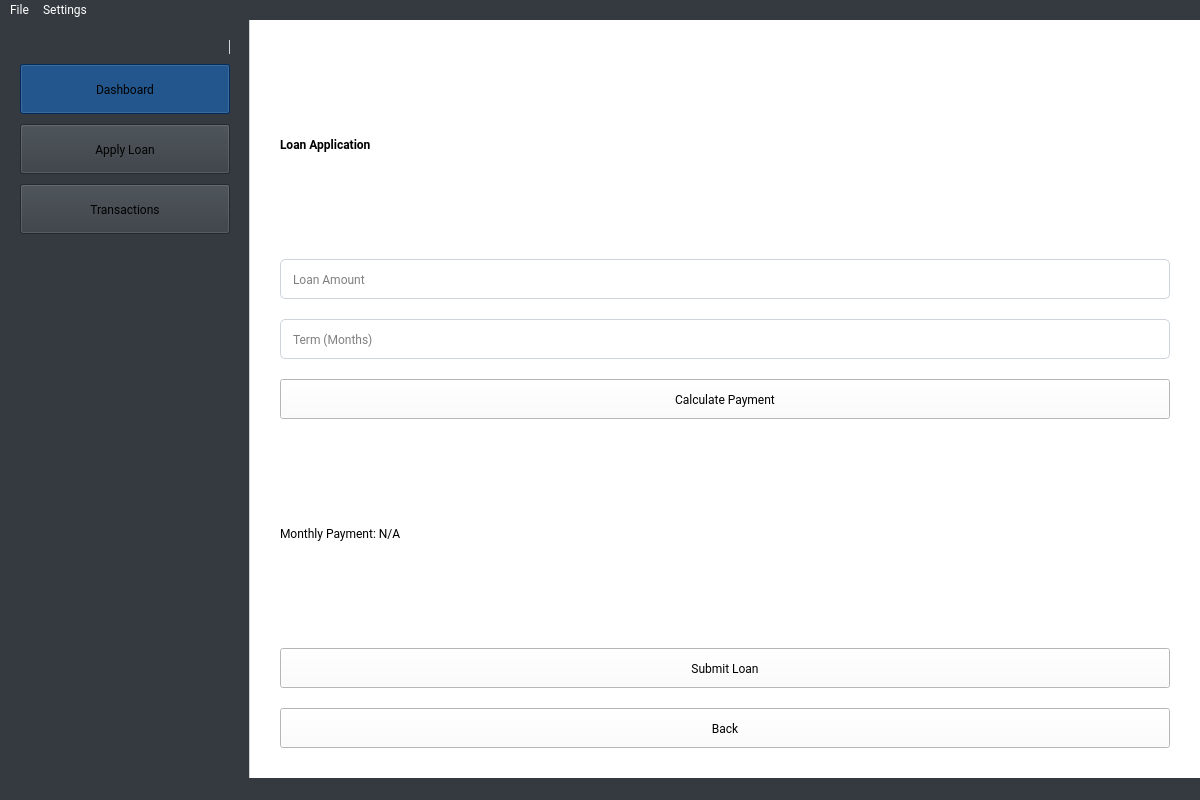
WabukoWabuko/microfinance_manager, file ui/main_window.ui: the form before one commit.
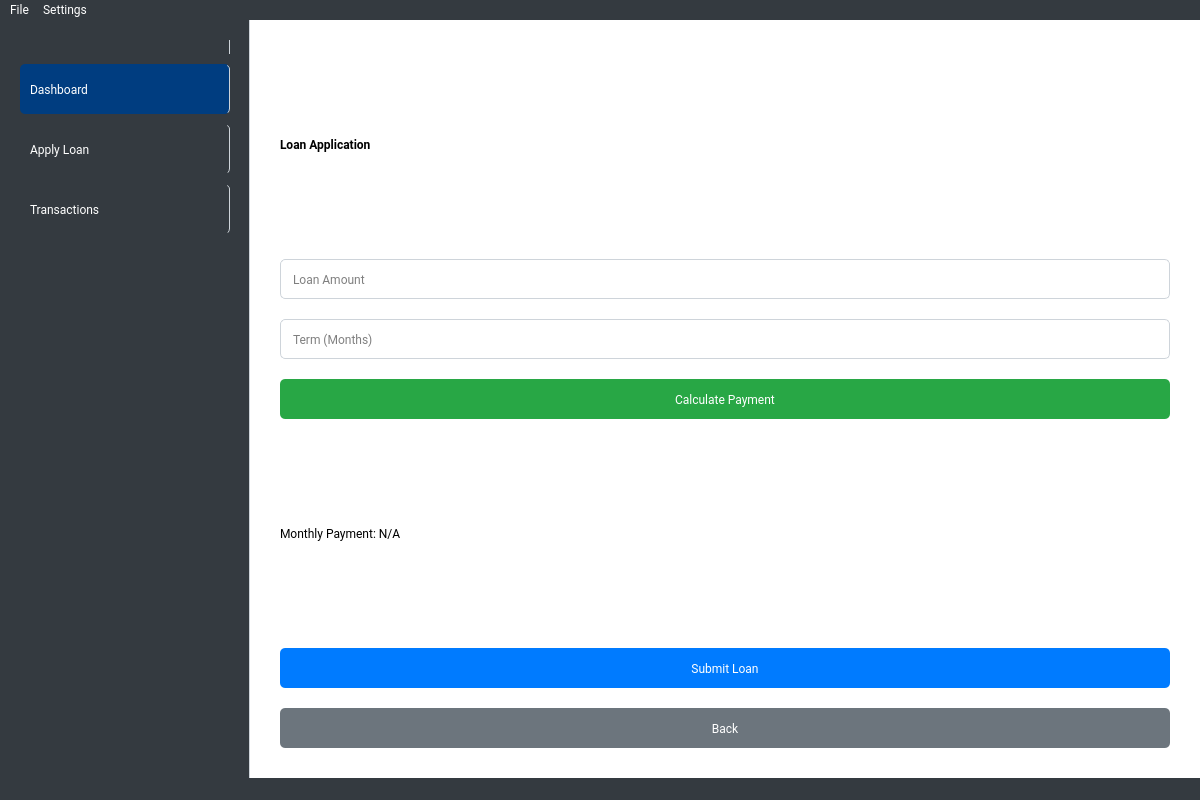
The form after the commit. The open tabs and pages were chosen to show the change.

```diff
--- a/ui/main_window.ui
+++ b/ui/main_window.ui
@@ -85,9 +85,7 @@
              <string>Dashboard</string>
             </property>
             <property name="styleSheet">
-             <string notr="true">background: #007BFF; color: #FFFFFF; border-radius: 5px; padding: 10px; text-align: left;
-QPushButton:hover { background: #0056B3; }
-QPushButton:checked { background: #003D80; }</string>
+             <string notr="true">QPushButton { background: #007BFF; color: #FFFFFF; border-radius: 5px; padding: 10px; text-align: left; } QPushButton:hover { background: #0056B3; } QPushButton:checked { background: #003D80; }</string>
             </property>
             <property name="checkable">
              <bool>true</bool>
@@ -115,9 +113,7 @@
              <string>Apply Loan</string>
             </property>
             <property name="styleSheet">
-             <string notr="true">background: #343A40; color: #FFFFFF; border-radius: 5px; padding: 10px; text-align: left;
-QPushButton:hover { background: #0056B3; }
-QPushButton:checked { background: #003D80; }</string>
+             <string notr="true">QPushButton { background: #343A40; color: #FFFFFF; border-radius: 5px; padding: 10px; text-align: left; } QPushButton:hover { background: #0056B3; } QPushButton:checked { background: #003D80; }</string>
             </property>
             <property name="checkable">
              <bool>true</bool>
@@ -142,9 +138,7 @@
              <string>Transactions</string>
             </property>
             <property name="styleSheet">
-             <string notr="true">background: #343A40; color: #FFFFFF; border-radius: 5px; padding: 10px; text-align: left;
-QPushButton:hover { background: #0056B3; }
-QPushButton:checked { background: #003D80; }</string>
+             <string notr="true">QPushButton { background: #343A40; color: #FFFFFF; border-radius: 5px; padding: 10px; text-align: left; } QPushButton:hover { background: #0056B3; } QPushButton:checked { background: #003D80; }</string>
             </property>
             <property name="checkable">
              <bool>true</bool>
@@ -348,9 +342,7 @@
               <string>Calculate Payment</string>
              </property>
              <property name="styleSheet">
-              <string notr="true">background: #28A745; color: #FFFFFF; border-radius: 5px; padding: 10px;
-QPushButton:hover { background: #218838; }
-QPushButton:pressed { background: #1E7E34; }</string>
+              <string notr="true">QPushButton { background: #28A745; color: #FFFFFF; border-radius: 5px; padding: 10px; } QPushButton:hover { background: #218838; } QPushButton:pressed { background: #1E7E34; }</string>
              </property>
             </widget>
            </item>
@@ -385,9 +377,7 @@
               <string>Submit Loan</string>
              </property>
              <property name="styleSheet">
-              <string notr="true">background: #007BFF; color: #FFFFFF; border-radius: 5px; padding: 10px;
-QPushButton:hover { background: #0056B3; }
-QPushButton:pressed { background: #003D80; }</string>
+              <string notr="true">QPushButton { background: #007BFF; color: #FFFFFF; border-radius: 5px; padding: 10px; } QPushButton:hover { background: #0056B3; } QPushButton:pressed { background: #003D80; }</string>
              </property>
             </widget>
            </item>
@@ -409,9 +399,7 @@
               <string>Back</string>
              </property>
              <property name="styleSheet">
-              <string notr="true">background: #6C757D; color: #FFFFFF; border-radius: 5px; padding: 10px;
-QPushButton:hover { background: #5A6268; }
-QPushButton:pressed { background: #545B62; }</string>
+              <string notr="true">QPushButton { background: #6C757D; color: #FFFFFF; border-radius: 5px; padding: 10px; } QPushButton:hover { background: #5A6268; } QPushButton:pressed { background: #545B62; }</string>
              </property>
             </widget>
            </item>
```
Left out of the diff: 4 changed lines with no effect on the pictures.
